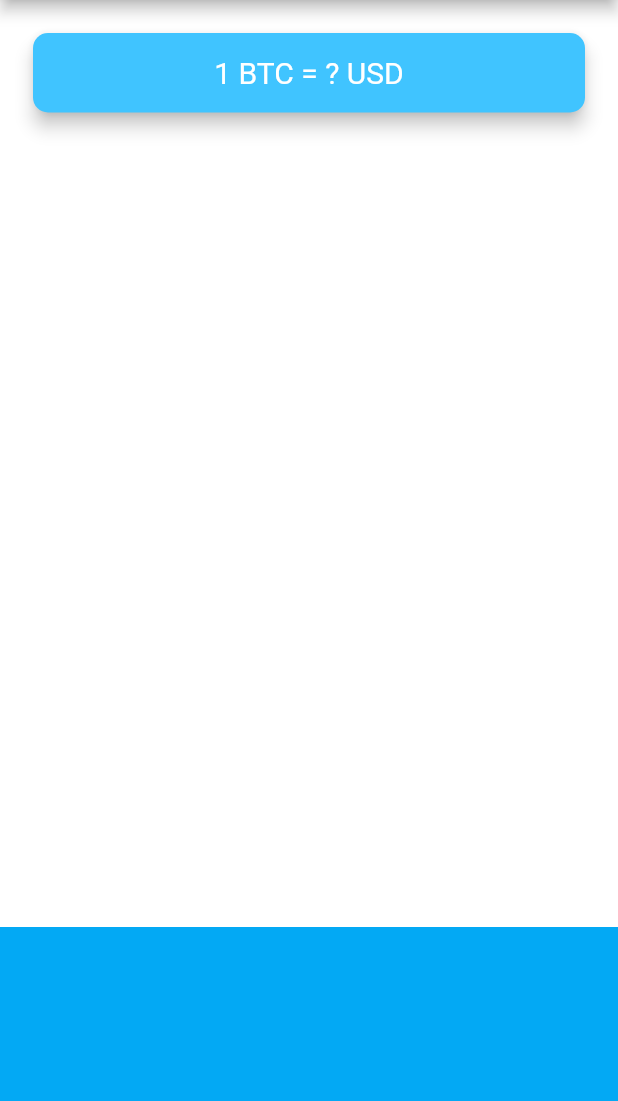
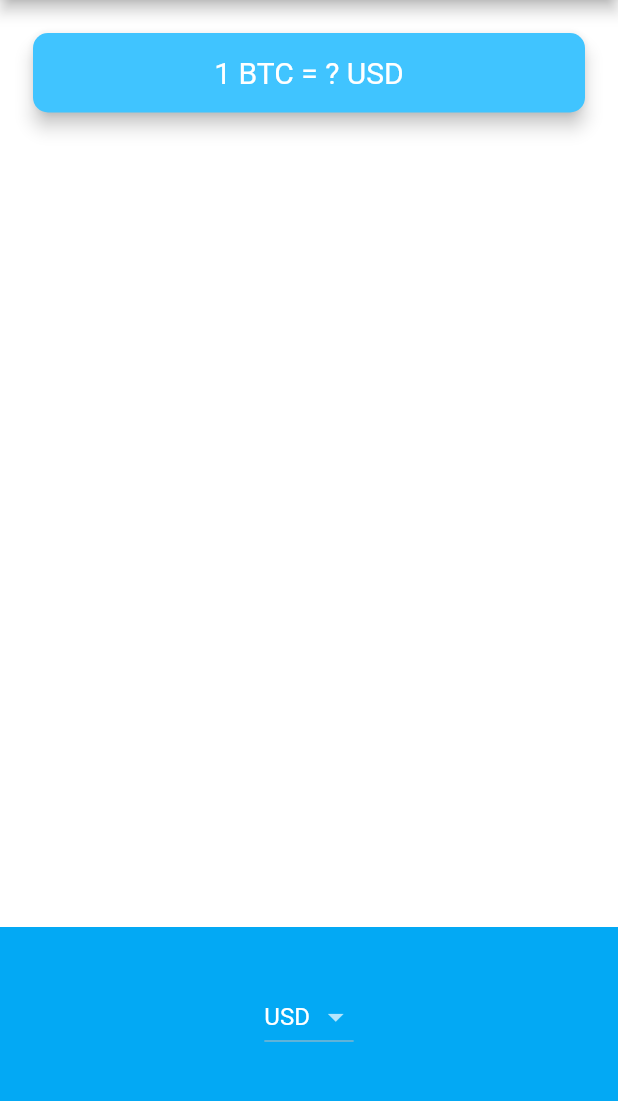
Before and after one commit to HarmanSran/clothing, a Flutter app: the screen it shows after launch, on a phone screen of 412 x 824 dp, the part 84-1185 px from its top. Run offline on Flutter 3.47's test engine with Material 2 defaults, Android fonts, the light colour scheme and no system bars; our stand-ins replace audioplayers, flutter_spinkit, font_awesome_flutter, geolocator, rflutter_alert.

Commit message:
initial changes

```diff
--- a/bitcoin-ticker/lib/main.dart
+++ b/bitcoin-ticker/lib/main.dart
@@ -1,4 +1,5 @@
 import 'package:flutter/material.dart';
+
 import 'price_screen.dart';
 
 void main() => runApp(MyApp());
@@ -8,8 +9,12 @@ class MyApp extends StatelessWidget {
   Widget build(BuildContext context) {
     return MaterialApp(
       theme: ThemeData.dark().copyWith(
-          primaryColor: Colors.lightBlue,
-          scaffoldBackgroundColor: Colors.white),
+        primaryColor: Colors.lightBlue,
+        scaffoldBackgroundColor: Colors.white,
+        appBarTheme: AppBarTheme(
+          color: Colors.lightBlue,
+        ),
+      ),
       home: PriceScreen(),
     );
   }
--- a/bitcoin-ticker/lib/price_screen.dart
+++ b/bitcoin-ticker/lib/price_screen.dart
@@ -1,3 +1,7 @@
+import 'dart:io' show Platform;
+
+import 'package:bitcoin_ticker/coin_data.dart';
+import 'package:flutter/cupertino.dart';
 import 'package:flutter/material.dart';
 
 class PriceScreen extends StatefulWidget {
@@ -6,6 +10,35 @@ class PriceScreen extends StatefulWidget {
 }
 
 class _PriceScreenState extends State<PriceScreen> {
+  String selectedCurrency = 'USD';
+
+  CupertinoPicker getiOSPicker() {
+    return CupertinoPicker(
+      itemExtent: 32.0,
+      onSelectedItemChanged: (selectedIndex) {
+        setState(() {
+          selectedCurrency = currenciesList[selectedIndex];
+        });
+      },
+      children: currenciesList.map((currency) => Text(currency)).toList(),
+    );
+  }
+
+  DropdownButton getAndroidPicker() {
+    return DropdownButton<String>(
+      value: selectedCurrency,
+      items: currenciesList
+          .map((currency) =>
+              DropdownMenuItem(child: Text(currency), value: currency))
+          .toList(),
+      onChanged: (newValue) {
+        setState(() {
+          selectedCurrency = newValue;
+        });
+      },
+    );
+  }
+
   @override
   Widget build(BuildContext context) {
     return Scaffold(
@@ -42,7 +75,7 @@ class _PriceScreenState extends State<PriceScreen> {
             alignment: Alignment.center,
             padding: EdgeInsets.only(bottom: 30.0),
             color: Colors.lightBlue,
-            child: null,
+            child: Platform.isIOS ? getiOSPicker() : getAndroidPicker(),
           ),
         ],
       ),
--- a/bitcoin-ticker/pubspec.yaml
+++ b/bitcoin-ticker/pubspec.yaml
@@ -10,6 +10,7 @@ dependencies:
     sdk: flutter
 
   cupertino_icons: ^0.1.2
+  http: ^0.12.0+2
 
 dev_dependencies:
   flutter_test:
```
Also changed, not shown: bitcoin-ticker/pubspec.lock, 1 other file.
